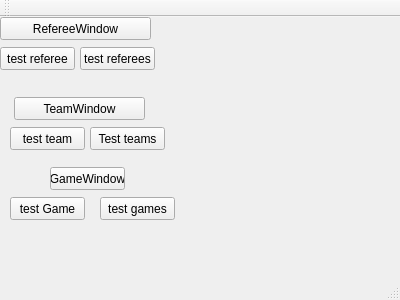
alexanderbrannlund/ProjektRefereeGameBookQt, file RefereeGameBookDV1553/mainwindow.ui: the form before one commit.
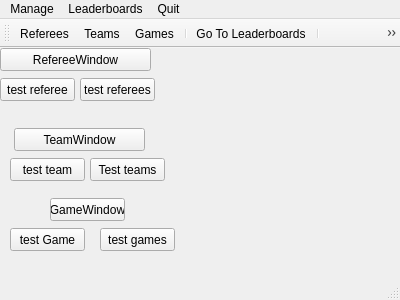
The form after the commit. Icons and pictures are not drawn.

Patch:
```diff
--- a/RefereeGameBookDV1553/mainwindow.ui
+++ b/RefereeGameBookDV1553/mainwindow.ui
@@ -141,6 +141,29 @@
      <height>21</height>
     </rect>
    </property>
+   <widget class="QMenu" name="menuManage_Referees">
+    <property name="title">
+     <string>Manage</string>
+    </property>
+    <addaction name="actionReferees"/>
+    <addaction name="actionTeams"/>
+    <addaction name="actionGames"/>
+   </widget>
+   <widget class="QMenu" name="menuLeaderboards">
+    <property name="title">
+     <string>Leaderboards</string>
+    </property>
+    <addaction name="actionGo_To_Leaderboards"/>
+   </widget>
+   <widget class="QMenu" name="menuQuit">
+    <property name="title">
+     <string>Quit</string>
+    </property>
+    <addaction name="actionQuit_application"/>
+   </widget>
+   <addaction name="menuManage_Referees"/>
+   <addaction name="menuLeaderboards"/>
+   <addaction name="menuQuit"/>
   </widget>
   <widget class="QToolBar" name="mainToolBar">
    <attribute name="toolBarArea">
@@ -149,8 +172,60 @@
    <attribute name="toolBarBreak">
     <bool>false</bool>
    </attribute>
+   <addaction name="actionReferees"/>
+   <addaction name="actionTeams"/>
+   <addaction name="actionGames"/>
+   <addaction name="separator"/>
+   <addaction name="actionGo_To_Leaderboards"/>
+   <addaction name="separator"/>
+   <addaction name="actionQuit_application"/>
   </widget>
   <widget class="QStatusBar" name="statusBar"/>
+  <action name="actionReferees">
+   <property name="icon">
+    <iconset resource="resources.qrc">
+     <normaloff>:/recources/Bilder till projekt/hockey_referee.gif</normaloff>:/recources/Bilder till projekt/hockey_referee.gif</iconset>
+   </property>
+   <property name="text">
+    <string>Referees</string>
+   </property>
+  </action>
+  <action name="actionTeams">
+   <property name="icon">
+    <iconset resource="resources.qrc">
+     <normaloff>:/recources/Bilder till projekt/thPZZ34L5E.jpg</normaloff>:/recources/Bilder till projekt/thPZZ34L5E.jpg</iconset>
+   </property>
+   <property name="text">
+    <string>Teams</string>
+   </property>
+  </action>
+  <action name="actionGames">
+   <property name="icon">
+    <iconset resource="resources.qrc">
+     <normaloff>:/recources/Bilder till projekt/Decal-Hockey-0006a.png</normaloff>:/recources/Bilder till projekt/Decal-Hockey-0006a.png</iconset>
+   </property>
+   <property name="text">
+    <string>Games</string>
+   </property>
+  </action>
+  <action name="actionGo_To_Leaderboards">
+   <property name="icon">
+    <iconset resource="resources.qrc">
+     <normaloff>:/recources/Bilder till projekt/leaderboard2.png</normaloff>:/recources/Bilder till projekt/leaderboard2.png</iconset>
+   </property>
+   <property name="text">
+    <string>Go To Leaderboards</string>
+   </property>
+  </action>
+  <action name="actionQuit_application">
+   <property name="icon">
+    <iconset resource="resources.qrc">
+     <normaloff>:/recources/Bilder till projekt/Gtk-quit.svg.png</normaloff>:/recources/Bilder till projekt/Gtk-quit.svg.png</iconset>
+   </property>
+   <property name="text">
+    <string>Quit application</string>
+   </property>
+  </action>
  </widget>
  <layoutdefault spacing="6" margin="11"/>
  <resources/>
```
Left out of the diff: 4 changed lines with no effect on the pictures.
